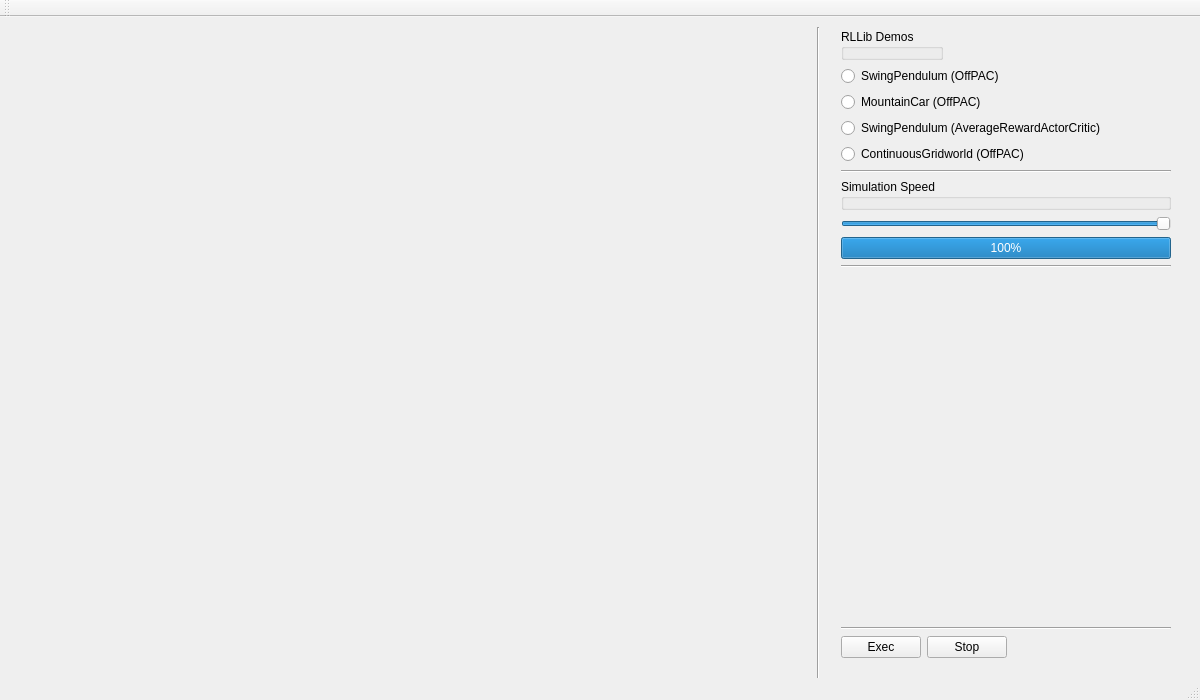
samindaa/RLLib, file visualization/RLLibViz/RLLibVizForm.ui: the form before one commit.
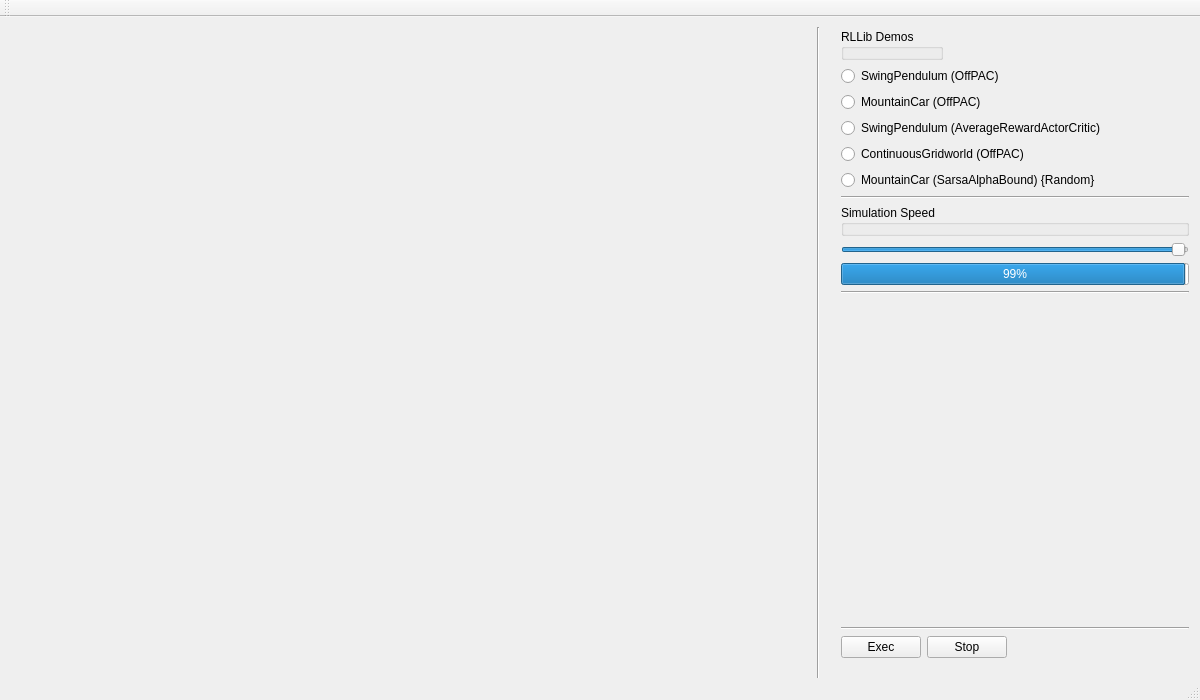
The form after the commit.

Patch:
```diff
--- a/visualization/RLLibViz/RLLibVizForm.ui
+++ b/visualization/RLLibViz/RLLibVizForm.ui
@@ -48,7 +48,7 @@
      <rect>
       <x>830</x>
       <y>1</y>
-      <width>352</width>
+      <width>370</width>
       <height>651</height>
      </rect>
     </property>
@@ -95,6 +95,13 @@
            </property>
           </widget>
          </item>
+         <item row="4" column="0">
+          <widget class="QRadioButton" name="radioButtonMountainCarSarsaAlphaBound">
+           <property name="text">
+            <string>MountainCar (SarsaAlphaBound) {Random}</string>
+           </property>
+          </widget>
+         </item>
         </layout>
        </item>
       </layout>
@@ -119,7 +126,7 @@
         <number>100</number>
        </property>
        <property name="value">
-        <number>100</number>
+        <number>99</number>
        </property>
        <property name="orientation">
         <enum>Qt::Horizontal</enum>
@@ -129,7 +136,7 @@
      <item>
       <widget class="QProgressBar" name="progressBarSimulationSpeed">
        <property name="value">
-        <number>100</number>
+        <number>99</number>
        </property>
       </widget>
      </item>
```
